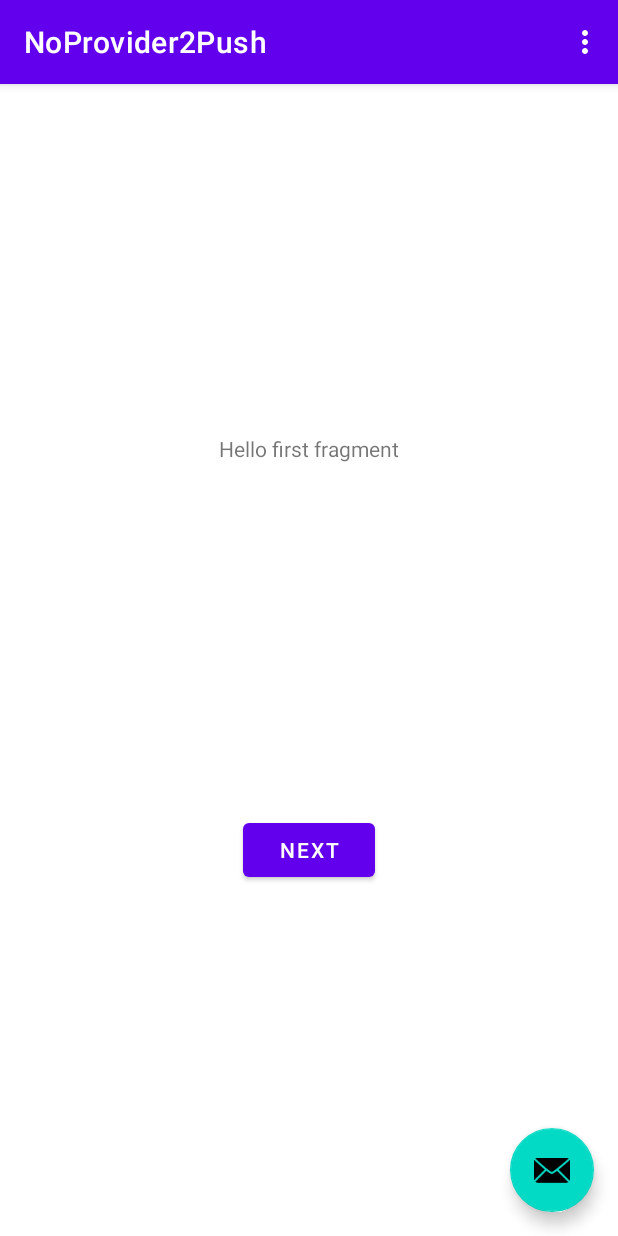
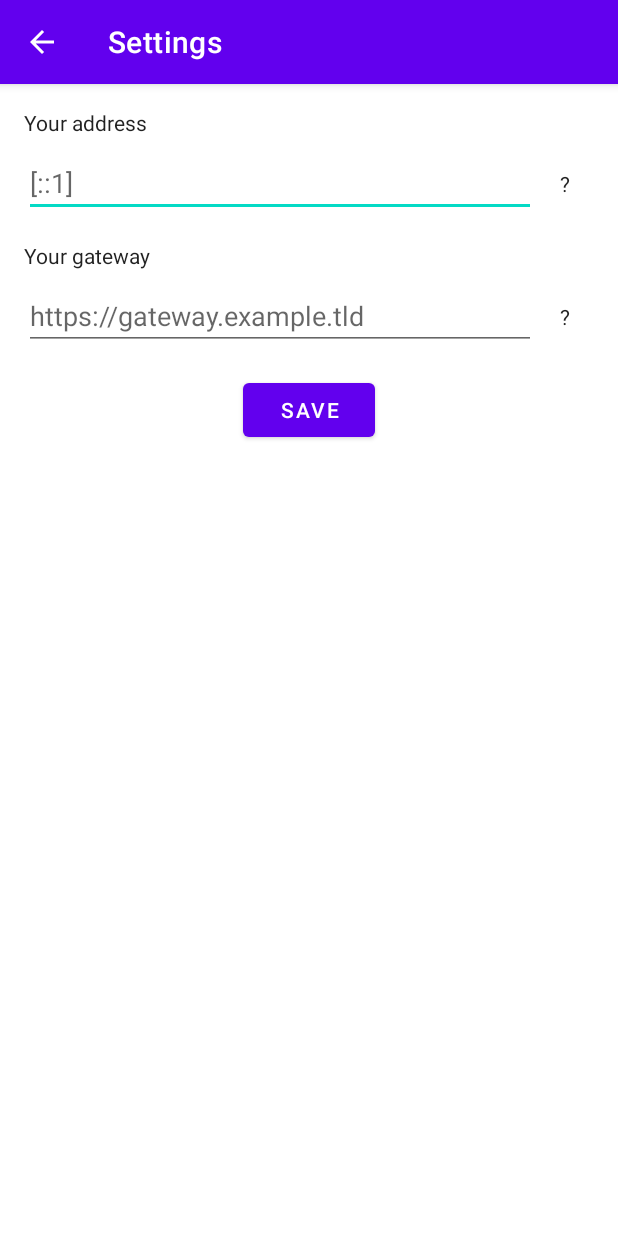
Before and after one commit to NoProvider2Push/android, an Android app: the screen it shows after launch (MainActivity before the commit, SettingsActivity after it), in the options menu, after a tap on "Settings", on a phone screen of 412 x 824 dp. Run offline under Robolectric (Android 15) with nearby library versions, the phone set to English and light mode, and no system bars.

```diff
--- a/app/src/main/AndroidManifest.xml
+++ b/app/src/main/AndroidManifest.xml
@@ -9,8 +9,11 @@
         android:roundIcon="@mipmap/ic_launcher_round"
         android:supportsRtl="true"
         android:theme="@style/Theme.NoProvider2Push">
+        <activity android:name=".activities.SettingsActivity"
+            android:label="@string/action_settings"
+            android:parentActivityName=".activities.MainActivity"></activity>
         <activity
-            android:name=".MainActivity"
+            android:name=".activities.MainActivity"
             android:label="@string/app_name"
             android:theme="@style/Theme.NoProvider2Push.NoActionBar">
             <intent-filter>
--- a/app/src/main/java/com/flyingpanda/noprovider2push/FirstFragment.kt
+++ /dev/null
@@ -1,31 +0,0 @@
-package com.flyingpanda.noprovider2push
-
-import android.os.Bundle
-import androidx.fragment.app.Fragment
-import android.view.LayoutInflater
-import android.view.View
-import android.view.ViewGroup
-import android.widget.Button
-import androidx.navigation.fragment.findNavController
-
-/**
- * A simple [Fragment] subclass as the default destination in the navigation.
- */
-class FirstFragment : Fragment() {
-
-    override fun onCreateView(
-            inflater: LayoutInflater, container: ViewGroup?,
-            savedInstanceState: Bundle?
-    ): View? {
-        // Inflate the layout for this fragment
-        return inflater.inflate(R.layout.fragment_first, container, false)
-    }
-
-    override fun onViewCreated(view: View, savedInstanceState: Bundle?) {
-        super.onViewCreated(view, savedInstanceState)
-
-        view.findViewById<Button>(R.id.button_first).setOnClickListener {
-            findNavController().navigate(R.id.action_FirstFragment_to_SecondFragment)
-        }
-    }
-}
--- a/app/src/main/java/com/flyingpanda/noprovider2push/MainActivity.kt
+++ /dev/null
@@ -1,38 +0,0 @@
-package com.flyingpanda.noprovider2push
-
-import android.os.Bundle
-import com.google.android.material.floatingactionbutton.FloatingActionButton
-import com.google.android.material.snackbar.Snackbar
-import androidx.appcompat.app.AppCompatActivity
-import android.view.Menu
-import android.view.MenuItem
-
-class MainActivity : AppCompatActivity() {
-
-    override fun onCreate(savedInstanceState: Bundle?) {
-        super.onCreate(savedInstanceState)
-        setContentView(R.layout.activity_main)
-        setSupportActionBar(findViewById(R.id.toolbar))
-
-        findViewById<FloatingActionButton>(R.id.fab).setOnClickListener { view ->
-            Snackbar.make(view, "Replace with your own action", Snackbar.LENGTH_LONG)
-                    .setAction("Action", null).show()
-        }
-    }
-
-    override fun onCreateOptionsMenu(menu: Menu): Boolean {
-        // Inflate the menu; this adds items to the action bar if it is present.
-        menuInflater.inflate(R.menu.menu_main, menu)
-        return true
-    }
-
-    override fun onOptionsItemSelected(item: MenuItem): Boolean {
-        // Handle action bar item clicks here. The action bar will
-        // automatically handle clicks on the Home/Up button, so long
-        // as you specify a parent activity in AndroidManifest.xml.
-        return when (item.itemId) {
-            R.id.action_settings -> true
-            else -> super.onOptionsItemSelected(item)
-        }
-    }
-}
--- /dev/null
+++ b/app/src/main/java/com/flyingpanda/noprovider2push/activities/MainActivity.kt
@@ -0,0 +1,34 @@
+package com.flyingpanda.noprovider2push.activities
+
+import android.content.Intent
+import android.os.Bundle
+import androidx.appcompat.app.AppCompatActivity
+import android.view.Menu
+import android.view.MenuItem
+import com.flyingpanda.noprovider2push.R
+
+class MainActivity : AppCompatActivity() {
+
+    override fun onCreate(savedInstanceState: Bundle?) {
+        super.onCreate(savedInstanceState)
+        setContentView(R.layout.activity_main)
+        setSupportActionBar(findViewById(R.id.toolbar))
+    }
+
+    override fun onCreateOptionsMenu(menu: Menu): Boolean {
+        menuInflater.inflate(R.menu.menu_main, menu)
+        return true
+    }
+
+    override fun onOptionsItemSelected(item: MenuItem): Boolean {
+        return when (item.itemId) {
+            R.id.action_settings -> {
+                val intent = Intent(this, SettingsActivity::class.java)
+                startActivity(intent)
+                return true
+            }
+
+            else -> super.onOptionsItemSelected(item)
+        }
+    }
+}
--- /dev/null
+++ b/app/src/main/java/com/flyingpanda/noprovider2push/activities/SettingsActivity.kt
@@ -0,0 +1,37 @@
+package com.flyingpanda.noprovider2push.activities
+
+import android.content.Context
+import android.content.Intent
+import android.content.SharedPreferences
+import androidx.appcompat.app.AppCompatActivity
+import android.os.Bundle
+import android.util.Log
+import android.view.View
+import android.widget.EditText
+import com.flyingpanda.noprovider2push.R
+
+class SettingsActivity : AppCompatActivity() {
+    private var prefs: SharedPreferences? = null
+
+    override fun onCreate(savedInstanceState: Bundle?) {
+        super.onCreate(savedInstanceState)
+        prefs = getSharedPreferences("Config", Context.MODE_PRIVATE)
+        setContentView(R.layout.activity_settings)
+        val address = prefs?.getString("address", "")
+        val gateway = prefs?.getString("gateway", "")
+        findViewById<EditText>(R.id.settings_address_value).setText(address)
+        findViewById<EditText>(R.id.settings_gateway_value).setText(gateway)
+    }
+
+    fun save(view: View){
+        val address = findViewById<EditText>(R.id.settings_address_value).text.toString()
+        val gateway = findViewById<EditText>(R.id.settings_gateway_value).text.toString()
+        Log.i("save",address)
+        val editor = prefs!!.edit()
+        editor.putString("address", address)
+        editor.putString("gateway", gateway)
+        editor.commit()
+        val intent = Intent(this, MainActivity::class.java)
+        startActivity(intent)
+    }
+}
--- a/app/src/main/res/layout/activity_main.xml
+++ b/app/src/main/res/layout/activity_main.xml
@@ -4,7 +4,7 @@
     xmlns:tools="http://schemas.android.com/tools"
     android:layout_width="match_parent"
     android:layout_height="match_parent"
-    tools:context=".MainActivity">
+    tools:context=".activities.MainActivity">
 
     <com.google.android.material.appbar.AppBarLayout
         android:layout_width="match_parent"
@@ -22,12 +22,4 @@
 
     <include layout="@layout/content_main" />
 
-    <com.google.android.material.floatingactionbutton.FloatingActionButton
-        android:id="@+id/fab"
-        android:layout_width="wrap_content"
-        android:layout_height="wrap_content"
-        android:layout_gravity="bottom|end"
-        android:layout_margin="@dimen/fab_margin"
-        app:srcCompat="@android:drawable/ic_dialog_email" />
-
 </androidx.coordinatorlayout.widget.CoordinatorLayout>
--- /dev/null
+++ b/app/src/main/res/layout/activity_settings.xml
@@ -0,0 +1,96 @@
+<?xml version="1.0" encoding="utf-8"?>
+<androidx.constraintlayout.widget.ConstraintLayout xmlns:android="http://schemas.android.com/apk/res/android"
+    xmlns:app="http://schemas.android.com/apk/res-auto"
+    xmlns:tools="http://schemas.android.com/tools"
+    android:layout_width="match_parent"
+    android:layout_height="match_parent"
+    tools:context=".activities.SettingsActivity">
+
+    <TextView
+        android:id="@+id/settings_address_label"
+        android:layout_width="wrap_content"
+        android:layout_height="wrap_content"
+        android:layout_marginStart="16dp"
+        android:layout_marginTop="16dp"
+        android:text="@string/settings_address_label"
+        android:textAppearance="@style/TextAppearance.AppCompat.Body1"
+        app:layout_constraintStart_toStartOf="parent"
+        app:layout_constraintTop_toTopOf="parent" />
+
+    <EditText
+        android:id="@+id/settings_address_value"
+        android:layout_width="0dp"
+        android:layout_height="wrap_content"
+        android:layout_marginStart="16dp"
+        android:layout_marginTop="8dp"
+        android:layout_marginEnd="16dp"
+        android:ems="10"
+        android:hint="@string/settings_address_hint"
+        android:inputType="textPersonName"
+        app:layout_constraintEnd_toStartOf="@+id/settings_address_help"
+        app:layout_constraintStart_toStartOf="parent"
+        app:layout_constraintTop_toBottomOf="@+id/settings_address_label" />
+
+    <TextView
+        android:id="@+id/settings_address_help"
+        android:layout_width="wrap_content"
+        android:layout_height="wrap_content"
+        android:layout_marginEnd="32dp"
+        android:clickable="true"
+        android:focusable="true"
+        android:text="@string/help"
+        android:textAppearance="@style/TextAppearance.AppCompat.Body1"
+        app:layout_constraintBottom_toBottomOf="@+id/settings_address_value"
+        app:layout_constraintEnd_toEndOf="parent"
+        app:layout_constraintTop_toTopOf="@+id/settings_address_value" />
+
+    <TextView
+        android:id="@+id/settings_gateway_label"
+        android:layout_width="wrap_content"
+        android:layout_height="wrap_content"
+        android:layout_marginStart="16dp"
+        android:layout_marginTop="16dp"
+        android:text="@string/settings_gateway_label"
+        android:textAppearance="@style/TextAppearance.AppCompat.Body1"
+        app:layout_constraintStart_toStartOf="parent"
+        app:layout_constraintTop_toBottomOf="@+id/settings_address_value" />
+
+    <EditText
+        android:id="@+id/settings_gateway_value"
+        android:layout_width="0dp"
+        android:layout_height="wrap_content"
+        android:layout_marginStart="16dp"
+        android:layout_marginTop="8dp"
+        android:layout_marginEnd="16dp"
+        android:ems="10"
+        android:hint="@string/settings_gateway_hint"
+        android:inputType="textPersonName"
+        app:layout_constraintEnd_toStartOf="@+id/settings_gateway_help"
+        app:layout_constraintStart_toStartOf="parent"
+        app:layout_constraintTop_toBottomOf="@+id/settings_gateway_label" />
+
+    <TextView
+        android:id="@+id/settings_gateway_help"
+        android:layout_width="wrap_content"
+        android:layout_height="wrap_content"
+        android:layout_marginEnd="32dp"
+        android:clickable="true"
+        android:focusable="true"
+        android:text="@string/help"
+        android:textAppearance="@style/TextAppearance.AppCompat.Body1"
+        app:layout_constraintBottom_toBottomOf="@+id/settings_gateway_value"
+        app:layout_constraintEnd_toEndOf="parent"
+        app:layout_constraintTop_toTopOf="@+id/settings_gateway_value" />
+
+    <Button
+        android:id="@+id/settings_save_button"
+        android:layout_width="wrap_content"
+        android:layout_height="wrap_content"
+        android:layout_marginTop="16dp"
+        android:onClick="save"
+        android:text="@string/settings_save_button"
+        app:layout_constraintEnd_toEndOf="parent"
+        app:layout_constraintStart_toStartOf="parent"
+        app:layout_constraintTop_toBottomOf="@+id/settings_gateway_value" />
+
+</androidx.constraintlayout.widget.ConstraintLayout>
--- a/app/src/main/res/layout/content_main.xml
+++ b/app/src/main/res/layout/content_main.xml
@@ -1,19 +1,43 @@
 <?xml version="1.0" encoding="utf-8"?>
 <androidx.constraintlayout.widget.ConstraintLayout xmlns:android="http://schemas.android.com/apk/res/android"
     xmlns:app="http://schemas.android.com/apk/res-auto"
+    xmlns:tools="http://schemas.android.com/tools"
     android:layout_width="match_parent"
     android:layout_height="match_parent"
     app:layout_behavior="@string/appbar_scrolling_view_behavior">
 
-    <fragment
-        android:id="@+id/nav_host_fragment"
-        android:name="androidx.navigation.fragment.NavHostFragment"
+    <TextView
+        android:id="@+id/main_about"
         android:layout_width="0dp"
-        android:layout_height="0dp"
-        app:defaultNavHost="true"
-        app:layout_constraintBottom_toBottomOf="parent"
-        app:layout_constraintLeft_toLeftOf="parent"
-        app:layout_constraintRight_toRightOf="parent"
-        app:layout_constraintTop_toTopOf="parent"
-        app:navGraph="@navigation/nav_graph" />
+        android:layout_height="wrap_content"
+        android:layout_marginStart="16dp"
+        android:layout_marginTop="16dp"
+        android:layout_marginEnd="16dp"
+        android:text="@string/main_about"
+        android:textAppearance="@style/TextAppearance.AppCompat.Body1"
+        app:layout_constraintEnd_toEndOf="parent"
+        app:layout_constraintStart_toStartOf="parent"
+        app:layout_constraintTop_toTopOf="parent" />
+
+    <TextView
+        android:id="@+id/main_applications_title"
+        android:layout_width="wrap_content"
+        android:layout_height="wrap_content"
+        android:layout_marginStart="16dp"
+        android:layout_marginTop="16dp"
+        android:text="@string/main_applications_title"
+        android:textAppearance="@style/TextAppearance.AppCompat.Large"
+        app:layout_constraintStart_toStartOf="parent"
+        app:layout_constraintTop_toBottomOf="@+id/main_about" />
+
+    <TextView
+        android:id="@+id/tmp_main_list_applications"
+        android:layout_width="wrap_content"
+        android:layout_height="wrap_content"
+        android:layout_marginStart="16dp"
+        android:layout_marginTop="16dp"
+        android:text="applications will be there"
+        android:textAppearance="@style/TextAppearance.AppCompat.Body1"
+        app:layout_constraintStart_toStartOf="parent"
+        app:layout_constraintTop_toBottomOf="@+id/main_applications_title" />
 </androidx.constraintlayout.widget.ConstraintLayout>
--- a/app/src/main/res/layout/fragment_first.xml
+++ /dev/null
@@ -1,28 +0,0 @@
-<?xml version="1.0" encoding="utf-8"?>
-<androidx.constraintlayout.widget.ConstraintLayout xmlns:android="http://schemas.android.com/apk/res/android"
-    xmlns:app="http://schemas.android.com/apk/res-auto"
-    xmlns:tools="http://schemas.android.com/tools"
-    android:layout_width="match_parent"
-    android:layout_height="match_parent"
-    tools:context=".FirstFragment">
-
-    <TextView
-        android:id="@+id/textview_first"
-        android:layout_width="wrap_content"
-        android:layout_height="wrap_content"
-        android:text="@string/hello_first_fragment"
-        app:layout_constraintBottom_toTopOf="@id/button_first"
-        app:layout_constraintEnd_toEndOf="parent"
-        app:layout_constraintStart_toStartOf="parent"
-        app:layout_constraintTop_toTopOf="parent" />
-
-    <Button
-        android:id="@+id/button_first"
-        android:layout_width="wrap_content"
-        android:layout_height="wrap_content"
-        android:text="@string/next"
-        app:layout_constraintBottom_toBottomOf="parent"
-        app:layout_constraintEnd_toEndOf="parent"
-        app:layout_constraintStart_toStartOf="parent"
-        app:layout_constraintTop_toBottomOf="@id/textview_first" />
-</androidx.constraintlayout.widget.ConstraintLayout>
--- a/app/src/main/res/menu/menu_main.xml
+++ b/app/src/main/res/menu/menu_main.xml
@@ -1,7 +1,7 @@
 <menu xmlns:android="http://schemas.android.com/apk/res/android"
     xmlns:app="http://schemas.android.com/apk/res-auto"
     xmlns:tools="http://schemas.android.com/tools"
-    tools:context="com.flyingpanda.noprovider2push.MainActivity">
+    tools:context="com.flyingpanda.noprovider2push.activities.MainActivity">
     <item
         android:id="@+id/action_settings"
         android:orderInCategory="100"
--- a/app/src/main/res/navigation/nav_graph.xml
+++ /dev/null
@@ -1,28 +0,0 @@
-<?xml version="1.0" encoding="utf-8"?>
-<navigation xmlns:android="http://schemas.android.com/apk/res/android"
-    xmlns:app="http://schemas.android.com/apk/res-auto"
-    xmlns:tools="http://schemas.android.com/tools"
-    android:id="@+id/nav_graph"
-    app:startDestination="@id/FirstFragment">
-
-    <fragment
-        android:id="@+id/FirstFragment"
-        android:name="com.flyingpanda.noprovider2push.FirstFragment"
-        android:label="@string/first_fragment_label"
-        tools:layout="@layout/fragment_first">
-
-        <action
-            android:id="@+id/action_FirstFragment_to_SecondFragment"
-            app:destination="@id/SecondFragment" />
-    </fragment>
-    <fragment
-        android:id="@+id/SecondFragment"
-        android:name="com.flyingpanda.noprovider2push.SecondFragment"
-        android:label="@string/second_fragment_label"
-        tools:layout="@layout/fragment_second">
-
-        <action
-            android:id="@+id/action_SecondFragment_to_FirstFragment"
-            app:destination="@id/FirstFragment" />
-    </fragment>
-</navigation>
--- a/app/src/main/res/values/strings.xml
+++ b/app/src/main/res/values/strings.xml
@@ -1,6 +1,11 @@
 <resources>
     <string name="app_name">NoProvider2Push</string>
     <string name="action_settings">Settings</string>
+
+    <!-- Strings used on the main page -->
+    <string name="main_about">[todo] About this app</string>
+    <string name="main_applications_title">Registered applications</string>
+
     <!-- Strings used for fragments for navigation -->
     <string name="first_fragment_label">First Fragment</string>
     <string name="second_fragment_label">Second Fragment</string>
@@ -9,4 +14,14 @@
 
     <string name="hello_first_fragment">Hello first fragment</string>
     <string name="hello_second_fragment">Hello second fragment. Arg: %1$s</string>
+
+    <!-- Strings used for configuration -->
+    <string name="settings_address_label">Your address</string>
+    <string name="settings_address_information">[todo] information about the address</string>
+    <string name="settings_address_hint">[::1]</string>
+    <string name="settings_gateway_label">Your gateway</string>
+    <string name="settings_gateway_information">[todo] information about the gateway</string>
+    <string name="settings_gateway_hint">https://gateway.example.tld</string>
+    <string name="settings_save_button">Save</string>
+    <string name="help">\?</string>
 </resources>
```
Also changed, not shown: app/src/main/java/com/flyingpanda/noprovider2push/SecondFragment.kt (deleted, +0 -31 lines), app/src/main/res/layout/fragment_second.xml (deleted, +0 -27 lines).
